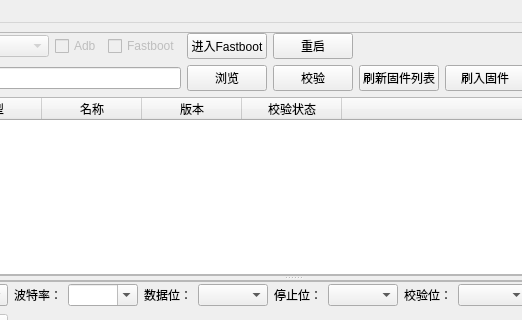
Above: app.ui from dingzb/tdr_apptool before the change; both pictures show x 169 to 691 and y 0 to 320 of the 924 by 575 pixel window. Below: the same form after it.
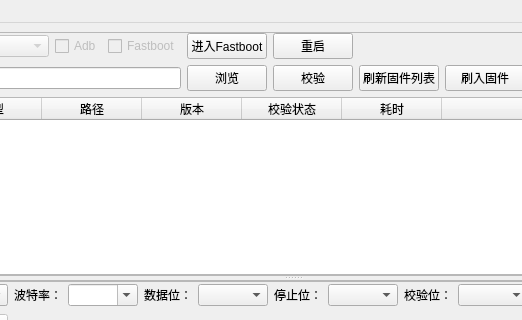
That is the form after the change.

Diff of the .ui file:
```diff
--- a/app.ui
+++ b/app.ui
@@ -127,7 +127,7 @@
           </column>
           <column>
            <property name="text">
-            <string>名称</string>
+            <string>路径</string>
            </property>
           </column>
           <column>
@@ -140,6 +140,11 @@
             <string>校验状态</string>
            </property>
           </column>
+          <column>
+           <property name="text">
+            <string>耗时</string>
+           </property>
+          </column>
           <column>
            <property name="text">
             <string/>
```
Left out of the diff: 18 changed lines with no effect on the pictures.
